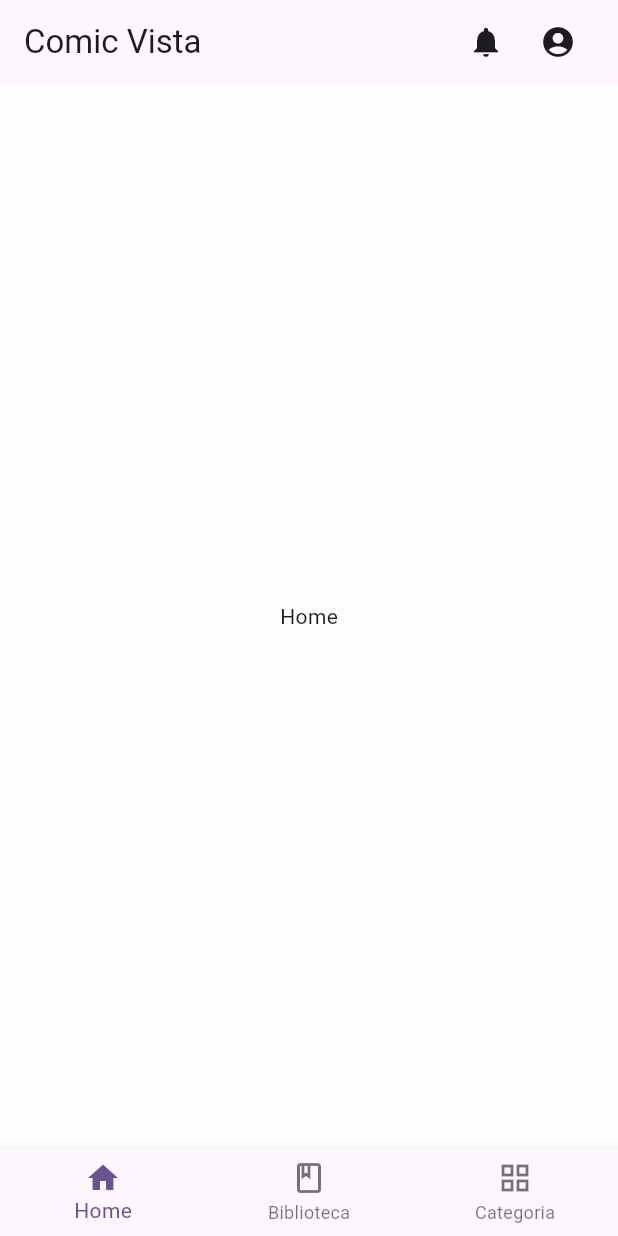
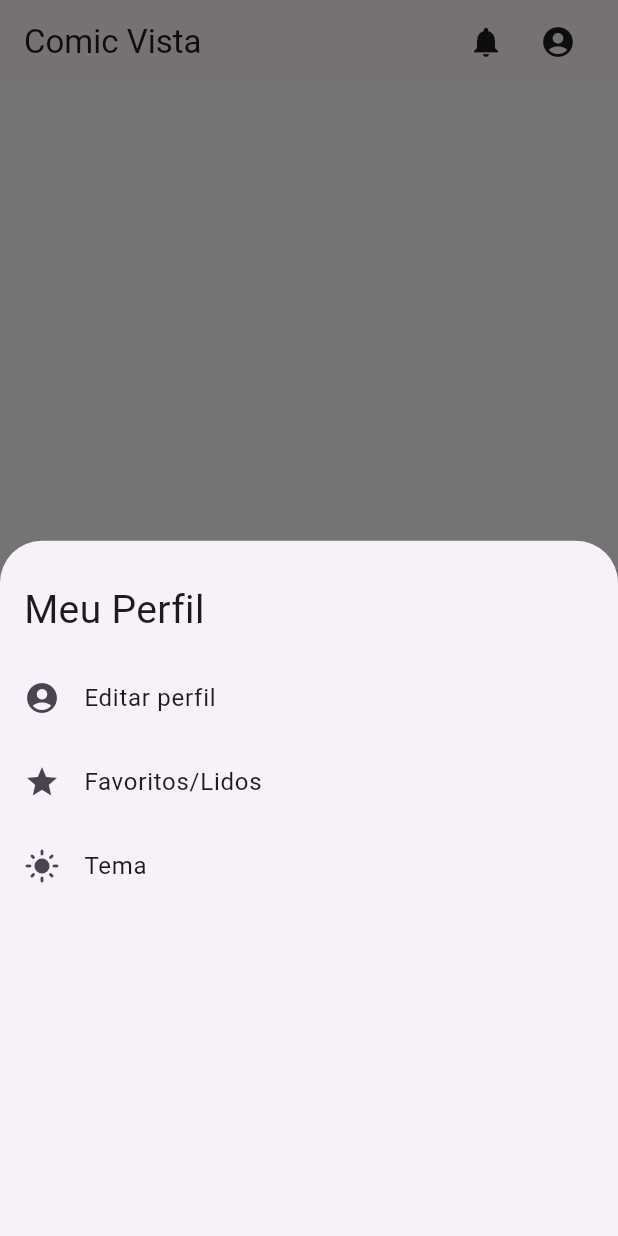
Before and after one commit to Laysanha/manga_vista-projetoTeste, a Flutter app: the screen it shows after launch, after a tap on the "account circle" icon, on a phone screen of 412 x 824 dp. Run offline on Flutter 3.47's test engine with Material 3 defaults, Android fonts, the phone set to English and light mode, and no system bars.

Commit message:
feat(Adiconado menu bar):
-Adicionado função para abrir menu bar;
-Adiconado opções de butões;

```diff
--- /dev/null
+++ b/lib/components/accountMenu.dart
@@ -0,0 +1,42 @@
+import 'package:flutter/material.dart';
+
+class AccountMenu extends StatelessWidget {
+  const AccountMenu({super.key});
+
+  @override
+  Widget build(BuildContext context) {
+    return ListView(
+      children: <Widget>[
+       const Padding(
+        padding: EdgeInsets.fromLTRB(16, 28, 12, 12),
+        child: Text(
+          "Meu Perfil",
+          style: TextStyle(fontSize: 26),
+          textAlign: TextAlign.start,
+        ),
+       ),
+        InkWell(
+          onTap: (){},
+          child: const ListTile(
+            title: Text("Editar perfil"),
+            leading: Icon(Icons.account_circle),
+          ),
+        ),
+        InkWell(
+        onTap: (){},
+          child: const ListTile(
+            title: Text("Favoritos/Lidos"),
+            leading: Icon(Icons.star),
+          ),
+        ),
+        InkWell(
+          onTap: (){},
+          child: const ListTile(
+            title: Text("Tema"),
+            leading: Icon(Icons.light_mode),
+          )
+        )
+      ],
+    );
+  }
+}
--- a/lib/components/customAppBar.dart
+++ b/lib/components/customAppBar.dart
@@ -1,4 +1,5 @@
 import 'package:flutter/material.dart';
+import 'package:manga_vista/components/accountMenu.dart';
 
 class CustomAppBar extends StatefulWidget implements PreferredSizeWidget {
   const CustomAppBar({super.key});
@@ -22,7 +23,19 @@ class _CustomAppBarState extends State<CustomAppBar> {
           Row(
             children: [
               IconButton(onPressed: (){}, icon: const Icon(Icons.notifications)),
-              IconButton(onPressed: (){}, icon: const Icon(Icons.account_circle_rounded)),
+              IconButton(
+                  onPressed: (){
+                    showModalBottomSheet(
+                        context: context,
+                        isDismissible: true,
+                        enableDrag: true,
+                        builder: (BuildContext context){
+                          return const AccountMenu();
+                        }
+                    );
+                  },
+                  icon: const Icon(Icons.account_circle_rounded)
+              ),
             ],
           )
         ],
--- a/lib/main.dart
+++ b/lib/main.dart
@@ -51,7 +51,7 @@ class _AppNavigationState extends State<AppNavigation> {
   @override
   Widget build(BuildContext context) {
     return Scaffold(
-        appBar: CustomAppBar(),
+        appBar: const CustomAppBar(),
         backgroundColor: const Color.fromARGB(254, 254, 254, 254),
         body: IndexedStack(
           index: _currentPageIndex,
```
